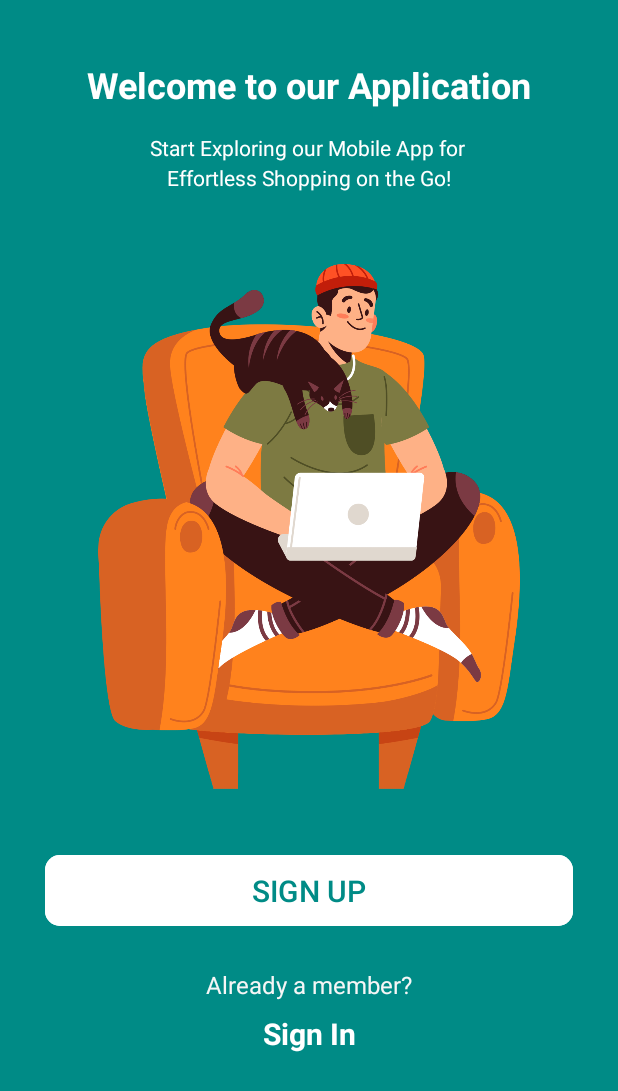
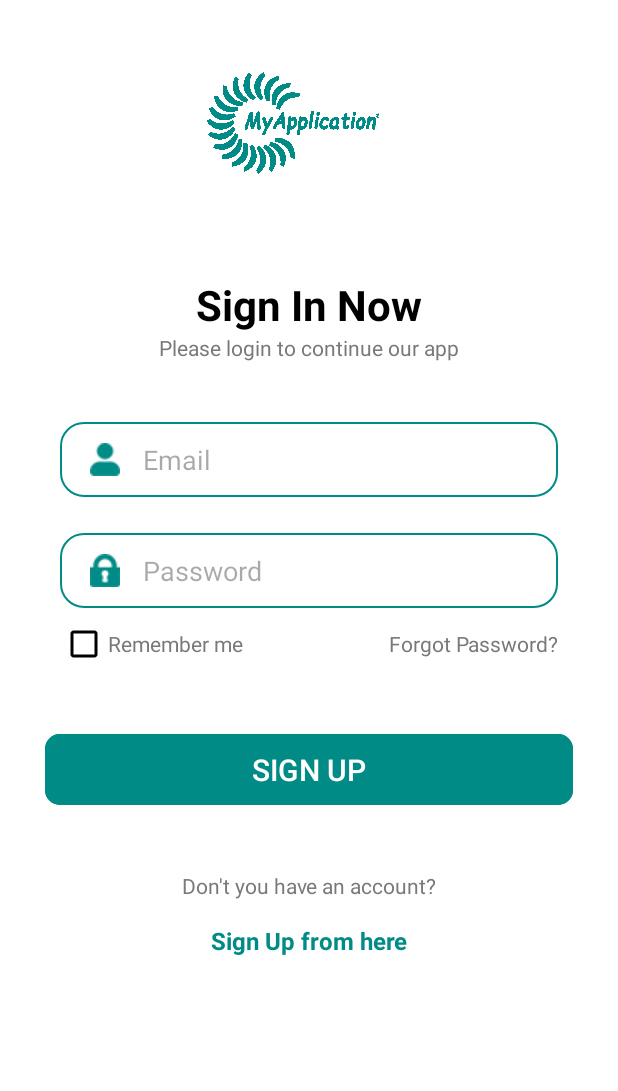
Before and after one commit to hichamzaim/My-Appllictaion, an Android app: the screen it shows after launch (MainActivity before the commit, LoginActivity after it), on a phone screen of 412 x 824 dp. Shown: the top 1091 px of the screen. Run offline under Robolectric (Android 15) with nearby library versions, the phone set to English and light mode, and no system bars.

Commit message:
2er Commit: Create login page

```diff
--- a/app/src/main/AndroidManifest.xml
+++ b/app/src/main/AndroidManifest.xml
@@ -12,15 +12,22 @@
         android:supportsRtl="true"
         android:theme="@style/Theme.MyApplication"
         tools:targetApi="31">
+
         <activity
             android:name=".MainActivity"
+            android:exported="false">
+        </activity>
+
+        <activity
+            android:name=".LoginActivity"
             android:exported="true">
-            <intent-filter>
-                <action android:name="android.intent.action.MAIN" />
+                <intent-filter>
+                    <action android:name="android.intent.action.MAIN" />
 
-                <category android:name="android.intent.category.LAUNCHER" />
-            </intent-filter>
+                    <category android:name="android.intent.category.LAUNCHER" />
+                </intent-filter>
         </activity>
+
     </application>
 
 </manifest>
--- /dev/null
+++ b/app/src/main/java/com/example/myapplication/LoginActivity.java
@@ -0,0 +1,14 @@
+package com.example.myapplication;
+
+import androidx.appcompat.app.AppCompatActivity;
+
+import android.os.Bundle;
+
+public class LoginActivity extends AppCompatActivity {
+
+    @Override
+    protected void onCreate(Bundle savedInstanceState) {
+        super.onCreate(savedInstanceState);
+        setContentView(R.layout.activity_login);
+    }
+}
--- /dev/null
+++ b/app/src/main/res/drawable/input_background.xml
@@ -0,0 +1,12 @@
+<?xml version="1.0" encoding="utf-8"?>
+<selector xmlns:android="http://schemas.android.com/apk/res/android">
+<item>
+    <shape android:shape="rectangle">
+        <corners android:radius="15dp"></corners>
+        <stroke
+            android:width="1dp"
+            android:color="@color/green">
+        </stroke>
+    </shape>
+</item>
+</selector>
--- /dev/null
+++ b/app/src/main/res/drawable/login_shape_background.xml
@@ -0,0 +1,10 @@
+<?xml version="1.0" encoding="utf-8"?>
+<selector xmlns:android="http://schemas.android.com/apk/res/android">
+<item>
+    <shape android:shape="rectangle">
+        <corners android:bottomLeftRadius="100dp"
+            android:bottomRightRadius="100dp"/>
+        <solid android:color="@color/green"/>
+    </shape>
+</item>
+</selector>
--- /dev/null
+++ b/app/src/main/res/layout/activity_login.xml
@@ -0,0 +1,159 @@
+<?xml version="1.0" encoding="utf-8"?>
+<androidx.constraintlayout.widget.ConstraintLayout xmlns:android="http://schemas.android.com/apk/res/android"
+    xmlns:app="http://schemas.android.com/apk/res-auto"
+    xmlns:tools="http://schemas.android.com/tools"
+    android:layout_width="match_parent"
+    android:layout_height="match_parent"
+    android:background="@color/white"
+    tools:context=".LoginActivity">
+
+    <ImageView
+        android:id="@+id/imageView2"
+        android:layout_width="wrap_content"
+        android:layout_height="68dp"
+        android:layout_marginTop="48dp"
+        app:layout_constraintStart_toStartOf="parent"
+        app:layout_constraintTop_toTopOf="parent"
+        app:srcCompat="@drawable/logo" />
+
+    <TextView
+        android:id="@+id/textView5"
+        android:layout_width="wrap_content"
+        android:layout_height="wrap_content"
+        android:layout_marginTop="68dp"
+        android:text="Sign In Now"
+        android:textColor="@color/black"
+        android:textSize="28sp"
+        android:textStyle="bold"
+        app:layout_constraintEnd_toEndOf="parent"
+        app:layout_constraintStart_toStartOf="parent"
+        app:layout_constraintTop_toBottomOf="@+id/imageView2" />
+
+    <TextView
+        android:id="@+id/textView9"
+        android:layout_width="wrap_content"
+        android:layout_height="wrap_content"
+        android:text="Please login to continue our app"
+        android:textColor="@color/grayDark"
+        app:layout_constraintEnd_toEndOf="parent"
+        app:layout_constraintStart_toStartOf="parent"
+        app:layout_constraintTop_toBottomOf="@+id/textView5" />
+
+    <EditText
+        android:id="@+id/tvUsernameLogin"
+        android:layout_width="0dp"
+        android:layout_height="50dp"
+        android:layout_marginStart="40dp"
+        android:layout_marginTop="40dp"
+        android:layout_marginEnd="40dp"
+        android:background="@drawable/input_background"
+        android:drawableStart="@drawable/user_icon"
+        android:drawablePadding="15dp"
+        android:drawableTintMode="src_in"
+        android:ems="10"
+        android:hint="Email"
+        android:inputType="text"
+        android:paddingLeft="20dp"
+        android:paddingRight="20dp"
+        android:textColor="@color/black"
+        app:layout_constraintEnd_toEndOf="parent"
+        app:layout_constraintHorizontal_bias="0.0"
+        app:layout_constraintStart_toStartOf="parent"
+        app:layout_constraintTop_toBottomOf="@+id/textView9" />
+
+    <EditText
+        android:id="@+id/tvPasswordLogin"
+        android:layout_width="0dp"
+        android:layout_height="50dp"
+        android:layout_marginStart="40dp"
+        android:layout_marginTop="24dp"
+        android:layout_marginEnd="40dp"
+        android:background="@drawable/input_background"
+        android:drawableStart="@drawable/lock_icon"
+        android:drawablePadding="15dp"
+        android:drawableTintMode="src_in"
+        android:ems="10"
+        android:hint="Password"
+        android:inputType="text|textPassword"
+        android:paddingLeft="20dp"
+        android:paddingRight="20dp"
+        android:textColor="@color/black"
+        app:layout_constraintEnd_toEndOf="parent"
+        app:layout_constraintHorizontal_bias="0.0"
+        app:layout_constraintStart_toStartOf="parent"
+        app:layout_constraintTop_toBottomOf="@+id/tvUsernameLogin" />
+
+    <LinearLayout
+        android:id="@+id/linearLayout"
+        android:layout_width="match_parent"
+        android:layout_height="wrap_content"
+        android:layout_marginStart="40dp"
+        android:layout_marginTop="8dp"
+        android:layout_marginEnd="40dp"
+        android:orientation="horizontal"
+        app:layout_constraintEnd_toEndOf="parent"
+        app:layout_constraintHorizontal_bias="0.0"
+        app:layout_constraintStart_toStartOf="parent"
+        app:layout_constraintTop_toBottomOf="@+id/tvPasswordLogin">
+
+        <CheckBox
+            android:id="@+id/checkBox2"
+            android:layout_width="wrap_content"
+            android:layout_height="wrap_content"
+            android:layout_weight="1"
+            android:text="Remember me"
+            android:textColor="@color/grayDark"
+            android:theme="@style/colored_checkBox" />
+
+        <TextView
+            android:id="@+id/textView7"
+            android:layout_width="wrap_content"
+            android:layout_height="wrap_content"
+            android:layout_weight="1"
+            android:gravity="right"
+            android:text="Forgot Password?"
+            android:textColor="@color/grayDark" />
+    </LinearLayout>
+
+    <Button
+        android:id="@+id/button"
+        android:layout_width="0dp"
+        android:layout_height="wrap_content"
+        android:layout_marginStart="30dp"
+        android:layout_marginTop="40dp"
+        android:layout_marginEnd="30dp"
+        android:backgroundTint="@color/green"
+        android:paddingTop="10dp"
+        android:paddingBottom="10dp"
+        android:text="SIGN UP"
+        android:textColor="@color/white"
+        android:textSize="20sp"
+        app:cornerRadius="10dp"
+        app:layout_constraintEnd_toEndOf="parent"
+        app:layout_constraintStart_toStartOf="parent"
+        app:layout_constraintTop_toBottomOf="@+id/linearLayout" />
+
+    <TextView
+        android:id="@+id/textView6"
+        android:layout_width="wrap_content"
+        android:layout_height="wrap_content"
+        android:layout_marginTop="40dp"
+        android:text="Don't you have an account?"
+        android:textColor="@color/grayDark"
+        app:layout_constraintEnd_toEndOf="parent"
+        app:layout_constraintStart_toStartOf="parent"
+        app:layout_constraintTop_toBottomOf="@+id/button" />
+
+    <TextView
+        android:id="@+id/textView8"
+        android:layout_width="wrap_content"
+        android:layout_height="wrap_content"
+        android:layout_marginTop="16dp"
+        android:text="Sign Up from here"
+        android:textColor="@color/green"
+        android:textSize="16sp"
+        android:textStyle="bold"
+        app:layout_constraintEnd_toEndOf="parent"
+        app:layout_constraintStart_toStartOf="parent"
+        app:layout_constraintTop_toBottomOf="@+id/textView6" />
+</androidx.constraintlayout.widget.ConstraintLayout>
--- a/app/src/main/res/values/themes.xml
+++ b/app/src/main/res/values/themes.xml
@@ -4,6 +4,12 @@
         <!-- Customize your light theme here. -->
         <!-- <item name="colorPrimary">@color/my_light_primary</item> -->
     </style>
+    <style name="Theme.MyApplication" parent="Base.Theme.MyApplication" />
 
-    <style name="Theme.MyApplication" parent="Base.Theme.MyApplication" />
+
+    <style name="colored_checkBox" parent="Base.Theme.AppCompat">
+        <item name="colorAccent">@color/green</item> <!-- for uncheck state -->
+        <item name="android:textColorSecondary">@color/green</item> <!-- for check state -->
+    </style>
+
 </resources>
```
Also changed, not shown: app/src/main/res/drawable/lock_icon.png (added), app/src/main/res/drawable/logo.png (added), app/src/main/res/drawable/user_icon.png (added).
